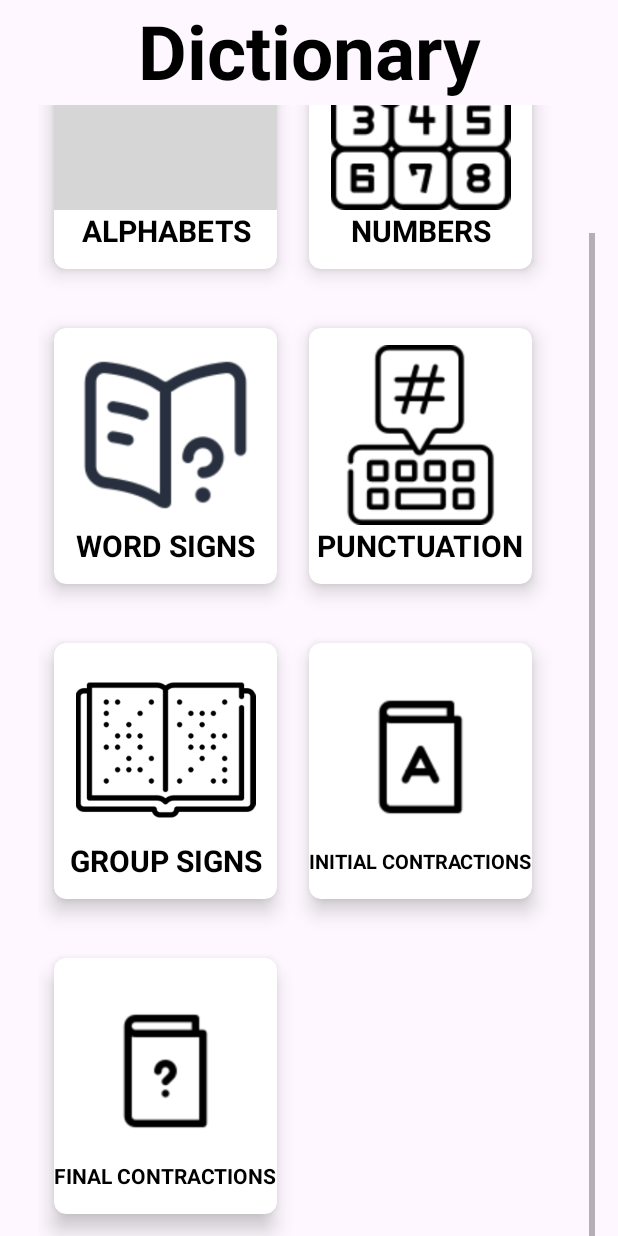
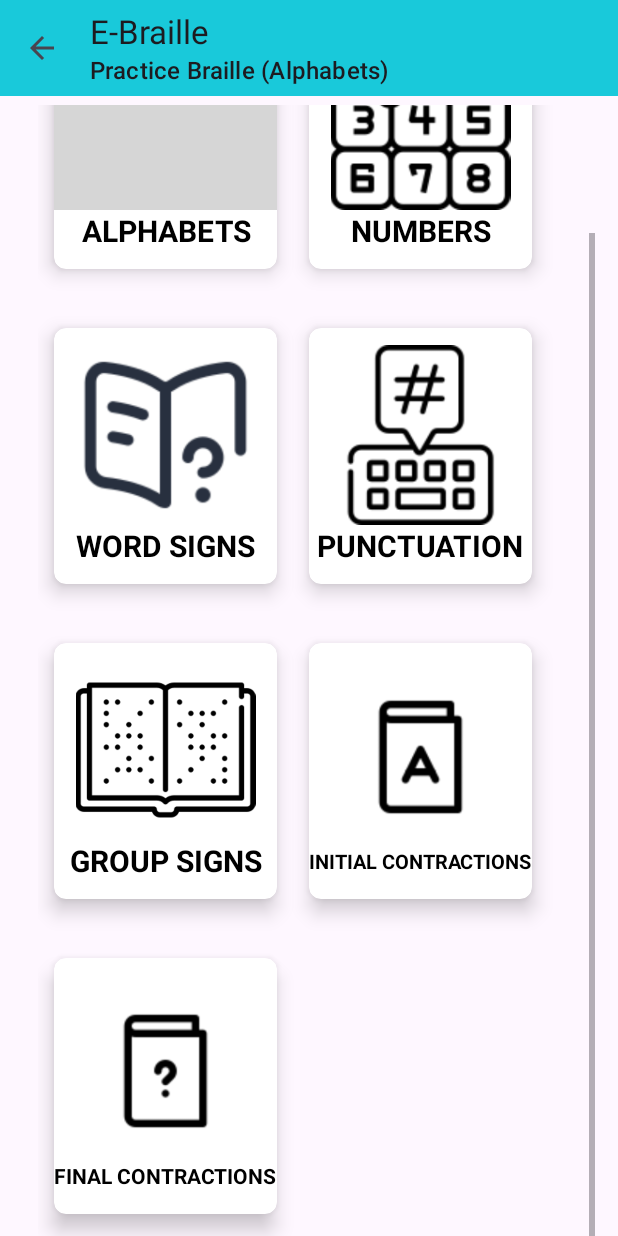
Before and after one commit to ShanmukhKuppili/E-Braille, an Android app: the BrailleDictionary screen opened directly, with no data from a screen before it, scrolled down 96 dp, on a phone screen of 412 x 824 dp. Run offline under Robolectric (Android 15) with nearby library versions, the phone set to English and light mode, and no system bars; grey boxes are pictures that could not be loaded.

Commit message:
Added few more changes

```diff
--- a/app/src/main/java/gpt_masb/project/e_braille/BrailleDictionary.java
+++ b/app/src/main/java/gpt_masb/project/e_braille/BrailleDictionary.java
@@ -1,10 +1,13 @@
 package gpt_masb.project.e_braille;
 
+import androidx.annotation.NonNull;
 import androidx.appcompat.app.AppCompatActivity;
+import androidx.appcompat.widget.Toolbar;
 import androidx.cardview.widget.CardView;
 
 import android.content.Intent;
 import android.os.Bundle;
+import android.view.MenuItem;
 import android.view.View;
 
 public class BrailleDictionary extends AppCompatActivity {
@@ -13,6 +16,13 @@ public class BrailleDictionary extends AppCompatActivity {
         super.onCreate(savedInstanceState);
         setContentView(R.layout.activity_braille_dictionary);
 
+        Toolbar toolbar = findViewById(R.id.toolBar);
+        setSupportActionBar(toolbar);
+
+        if (getSupportActionBar() != null) {
+            getSupportActionBar().setDisplayHomeAsUpEnabled(true);
+            toolbar.setSubtitle("Practice Braille (Alphabets)");
+        }
 
         CardView Alphabets = findViewById(R.id.cardFindAlphabets);
         Alphabets.setOnClickListener(new View.OnClickListener() {
@@ -69,10 +79,11 @@ public class BrailleDictionary extends AppCompatActivity {
                 startActivities(new Intent[]{new Intent(BrailleDictionary.this,Finalcontractions.class)});
             }
         });
-
-
-
-
     }
-
+    @Override
+    public boolean onOptionsItemSelected(@NonNull MenuItem item) {
+        if (item.getItemId() == android.R.id.home)
+            finish();
+        return super.onOptionsItemSelected(item);
+    }
 }
--- a/app/src/main/java/gpt_masb/project/e_braille/LearnBraille.java
+++ b/app/src/main/java/gpt_masb/project/e_braille/LearnBraille.java
@@ -128,10 +128,10 @@ public class LearnBraille extends AppCompatActivity {
         if (vibrator != null) {
             // Vibrate for a short duration when a Braille dot is touched
             if (Build.VERSION.SDK_INT >= Build.VERSION_CODES.O) {
-                vibrator.vibrate(VibrationEffect.createOneShot(50, VibrationEffect.DEFAULT_AMPLITUDE));
+                vibrator.vibrate(VibrationEffect.createOneShot(150, VibrationEffect.DEFAULT_AMPLITUDE));
             } else {
                 // Deprecated in API 26
-                vibrator.vibrate(50);
+                vibrator.vibrate(150);
             }
         }
     }
--- a/app/src/main/res/layout/activity_braille_dictionary.xml
+++ b/app/src/main/res/layout/activity_braille_dictionary.xml
@@ -6,16 +6,7 @@
     android:layout_height="match_parent"
     tools:context=".BrailleDictionary">
 
-    <TextView
-        android:id="@+id/textView13"
-        android:layout_width="match_parent"
-        android:layout_height="80dp"
-        android:text="Dictionary"
-        android:textAlignment="center"
-        android:textColor="@color/black"
-        android:textSize="50sp"
-        android:textStyle="bold"
-        android:visibility="visible" />
+    <include layout="@layout/toolbar_layout"/>
 
     <ScrollView
         android:id="@+id/scrollView"
```
